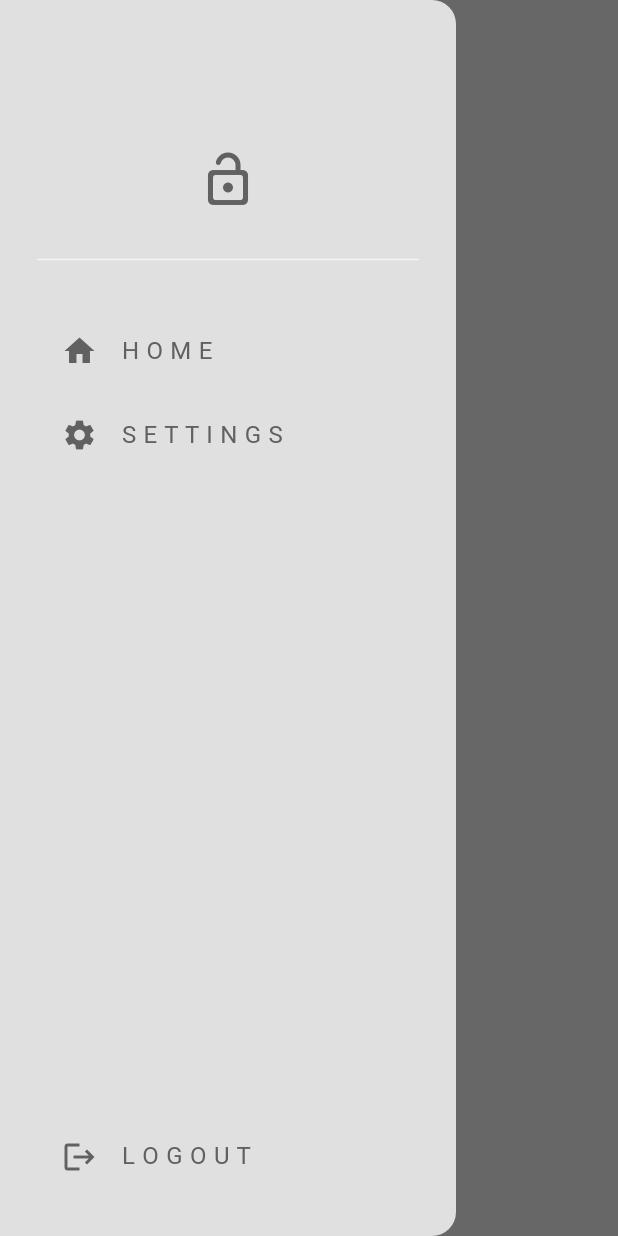
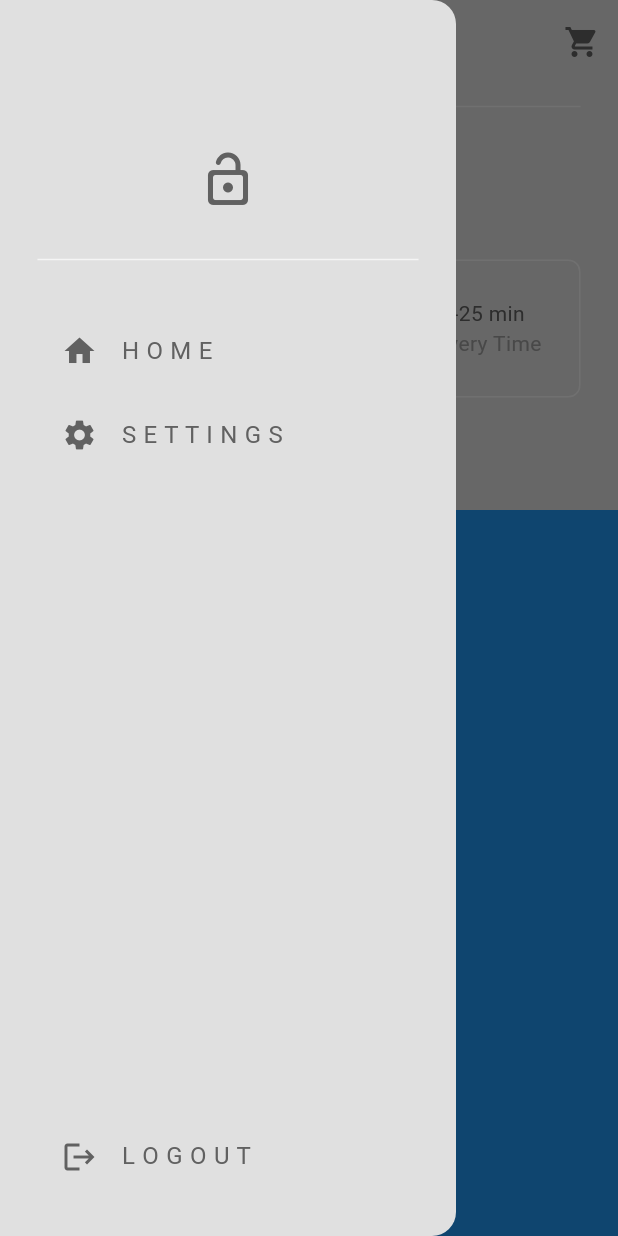
Before and after one commit to adiboy-23/food_delivery-flutter, a Flutter app: the HomePage screen opened directly, with the side drawer open, on a phone screen of 412 x 824 dp. Run offline on Flutter 3.47's test engine with Material 3 defaults, Android fonts, the phone set to English and light mode, and no system bars.

Commit message:
add sliver app bar

```diff
--- /dev/null
+++ b/lib/components/my_current_location.dart
@@ -0,0 +1,64 @@
+import 'package:flutter/material.dart';
+
+class MyCurrentLocation extends StatelessWidget {
+  const MyCurrentLocation({super.key});
+
+  void openLocationSearchBox(BuildContext context) {
+    showDialog(
+      context: context,
+      builder: (context) => AlertDialog(
+        title: const Text("Your Location"),
+        content: const TextField(
+          decoration: InputDecoration(hintText: "Search address..."),
+        ),
+        actions: [
+          //cancel button
+          MaterialButton(
+            onPressed: () => Navigator.pop(context),
+            child: const Text("Cancel"),
+          ),
+
+          //save button
+          MaterialButton(
+            onPressed: () => Navigator.pop(context),
+            child: const Text("Save"),
+          ),
+        ],
+      ),
+    );
+  }
+
+  @override
+  Widget build(BuildContext context) {
+    return Padding(
+      padding: const EdgeInsets.all(25.0),
+      child: Column(
+        crossAxisAlignment: CrossAxisAlignment.start,
+        children: [
+          Text(
+            "Deliver Now",
+            style: TextStyle(color: Theme.of(context).colorScheme.primary),
+          ),
+          GestureDetector(
+            onTap: () => openLocationSearchBox(context),
+            child: Row(
+              children: [
+                //address
+                Text(
+                  "PES HOSTEL",
+                  style: TextStyle(
+                    color: Theme.of(context).colorScheme.primary,
+                    fontWeight: FontWeight.bold,
+                  ),
+                ),
+
+                //dropp down menu
+                Icon(Icons.keyboard_arrow_down_rounded),
+              ],
+            ),
+          )
+        ],
+      ),
+    );
+  }
+}
--- /dev/null
+++ b/lib/components/my_description_box.dart
@@ -0,0 +1,54 @@
+import 'package:flutter/material.dart';
+
+class MyDescriptionBox extends StatelessWidget {
+  const MyDescriptionBox({super.key});
+
+  @override
+  Widget build(BuildContext context) {
+    //textstyle
+    var myprimaryTextStyle =
+        TextStyle(color: Theme.of(context).colorScheme.inversePrimary);
+    var mySecondaryTextStyle =
+        TextStyle(color: Theme.of(context).colorScheme.primary);
+    return Container(
+      decoration: BoxDecoration(
+        border: Border.all(color: Theme.of(context).colorScheme.secondary),
+        borderRadius: BorderRadius.circular(8),
+      ),
+      padding: const EdgeInsets.all(25),
+      margin: const EdgeInsets.only(left: 25, right: 25, bottom: 25),
+      child: Row(
+        mainAxisAlignment: MainAxisAlignment.spaceBetween,
+        children: [
+          //delivery fee
+          Column(
+            children: [
+              Text(
+                "\$0.99",
+                style: myprimaryTextStyle,
+              ),
+              Text(
+                "Delivery fee",
+                style: mySecondaryTextStyle,
+              ),
+            ],
+          ),
+
+          //delivery time
+          Column(
+            children: [
+              Text(
+                "15-25 min",
+                style: myprimaryTextStyle,
+              ),
+              Text(
+                "Delivery Time",
+                style: mySecondaryTextStyle,
+              ),
+            ],
+          ),
+        ],
+      ),
+    );
+  }
+}
--- a/lib/pages/home_page.dart
+++ b/lib/pages/home_page.dart
@@ -1,5 +1,8 @@
 import 'package:flutter/material.dart';
+import 'package:food_del/components/my_current_location.dart';
+import 'package:food_del/components/my_description_box.dart';
 import 'package:food_del/components/my_drawer.dart';
+import 'package:food_del/components/my_sliver_app_bar.dart';
 
 class HomePage extends StatefulWidget {
   const HomePage({super.key});
@@ -12,11 +15,30 @@ class _HomePageState extends State<HomePage> {
   @override
   Widget build(BuildContext context) {
     return Scaffold(
-      appBar: AppBar(
-        title: Text("Home"),
-        backgroundColor: Theme.of(context).colorScheme.surface,
+      drawer: MyDrawer(),
+      body: NestedScrollView(
+        headerSliverBuilder: (context, innerBoxIsScrolled) => [
+          MySliverAppBar(
+            title: Text("Title"),
+            child: Column(
+              mainAxisAlignment: MainAxisAlignment.end,
+              children: [
+                Divider(
+                  indent: 25,
+                  endIndent: 25,
+                  color: Theme.of(context).colorScheme.secondary,
+                ),
+                //my current location
+                const MyCurrentLocation(),
+
+                //description box
+                const MyDescriptionBox(),
+              ],
+            ),
+          ),
+        ],
+        body: Container(color: Colors.blue),
       ),
-      drawer: MyDrawer(),
     );
   }
 }
```
Also changed, not shown: lib/components/my_sliver_app_bar.dart (added, +42 -0 lines).
